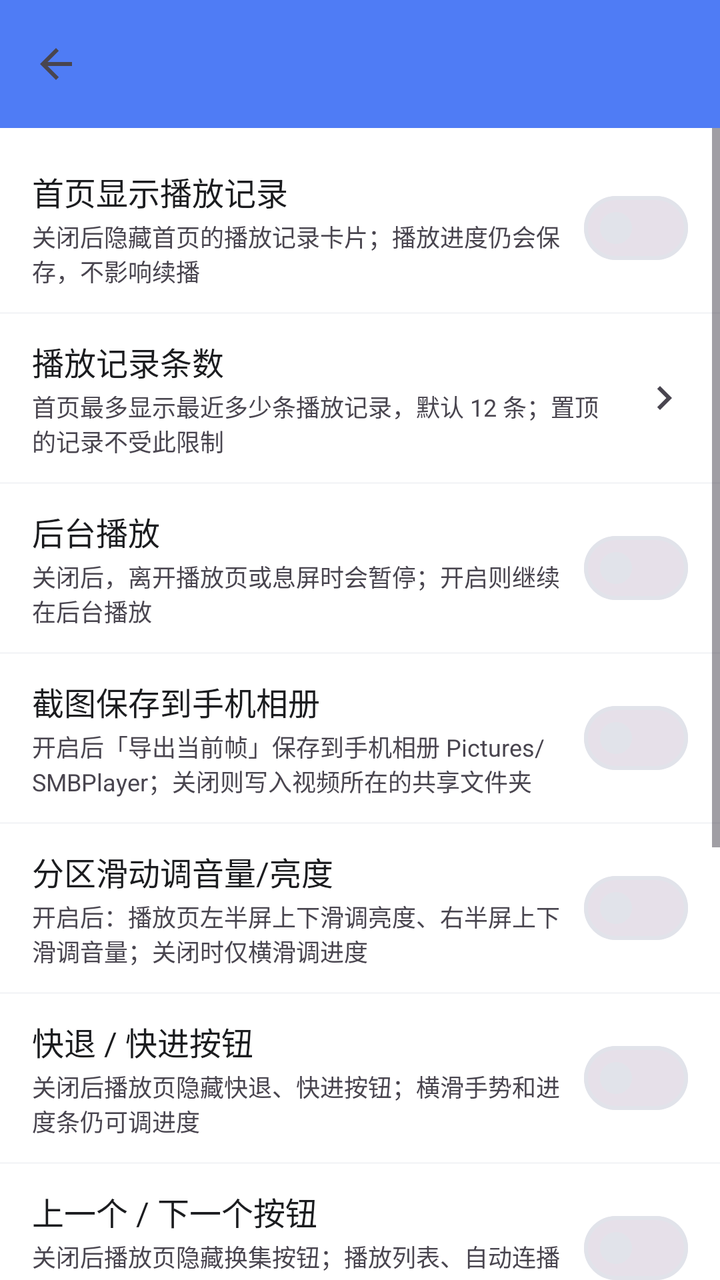
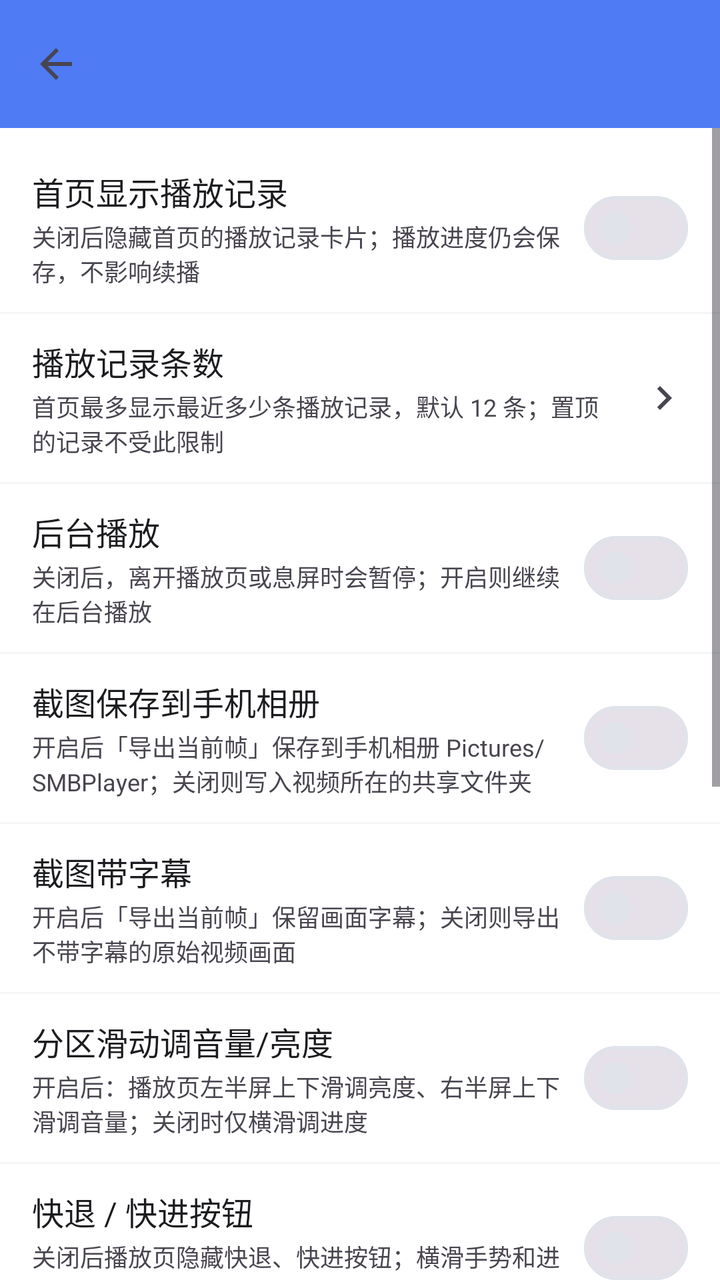

The first picture is an Android layout as it rendered before a commit; the second is the same layout after the commit. The layout source and the unified diff follow.
<!-- AndroidManifest.xml: application theme Theme.SmbPlayer -->
<!-- res/layout/activity_settings.xml -->
<?xml version="1.0" encoding="utf-8"?>
<LinearLayout xmlns:android="http://schemas.android.com/apk/res/android"
    xmlns:app="http://schemas.android.com/apk/res-auto"
    android:layout_width="match_parent"
    android:layout_height="match_parent"
    android:background="?attr/colorSurface"
    android:orientation="vertical">

    <androidx.appcompat.widget.Toolbar
        android:id="@+id/toolbar"
        android:layout_width="match_parent"
        android:layout_height="?attr/actionBarSize"
        android:background="?attr/colorPrimary"
        app:titleTextColor="?attr/colorOnPrimary"
        app:navigationIcon="?attr/homeAsUpIndicator" />

    <ScrollView
        android:layout_width="match_parent"
        android:layout_height="match_parent">

        <LinearLayout
            android:layout_width="match_parent"
            android:layout_height="wrap_content"
            android:orientation="vertical"
            android:paddingTop="8dp">

            
            <LinearLayout
                style="@style/Widget.SmbPlayer.ListItem"
                android:orientation="horizontal">

                <LinearLayout
                    android:layout_width="0dp"
                    android:layout_height="wrap_content"
                    android:layout_weight="1"
                    android:orientation="vertical"
                    android:paddingEnd="12dp">

                    <TextView
                        android:layout_width="wrap_content"
                        android:layout_height="wrap_content"
                        android:text="@string/settings_history_visible"
                        android:textColor="?attr/colorOnSurface"
                        android:textSize="16sp" />

                    <TextView
                        android:layout_width="wrap_content"
                        android:layout_height="wrap_content"
                        android:layout_marginTop="2dp"
                        android:text="@string/settings_history_visible_hint"
                        android:textColor="?attr/colorOnSurfaceVariant"
                        android:textSize="12sp" />
                </LinearLayout>

                <com.google.android.material.materialswitch.MaterialSwitch
                    android:id="@+id/sw_history_visible"
                    android:layout_width="wrap_content"
                    android:layout_height="wrap_content" />
            </LinearLayout>

            <View
                android:layout_width="match_parent"
                android:layout_height="1dp"
                android:alpha="0.3"
                android:background="?attr/colorOutline" />

            
            <LinearLayout
                android:id="@+id/row_history_count"
                style="@style/Widget.SmbPlayer.ListItem"
                android:orientation="horizontal">

                <LinearLayout
                    android:layout_width="0dp"
                    android:layout_height="wrap_content"
                    android:layout_weight="1"
                    android:orientation="vertical"
                    android:paddingEnd="12dp">

                    <TextView
                        android:layout_width="wrap_content"
                        android:layout_height="wrap_content"
                        android:text="@string/settings_history_count"
                        android:textColor="?attr/colorOnSurface"
                        android:textSize="16sp" />

                    <TextView
                        android:layout_width="wrap_content"
                        android:layout_height="wrap_content"
                        android:layout_marginTop="2dp"
                        android:text="@string/settings_history_count_hint"
                        android:textColor="?attr/colorOnSurfaceVariant"
                        android:textSize="12sp" />
                </LinearLayout>

                <TextView
                    android:id="@+id/tv_history_count_value"
                    android:layout_width="wrap_content"
                    android:layout_height="wrap_content"
                    android:layout_marginEnd="4dp"
                    android:textColor="?attr/colorOnSurface"
                    android:textSize="16sp"
                    android:textStyle="bold" />

                <ImageView
                    android:layout_width="24dp"
                    android:layout_height="24dp"
                    android:src="@drawable/ic_chevron_left"
                    android:rotation="180"
                    app:tint="?attr/colorOnSurfaceVariant" />
            </LinearLayout>

            <View
                android:layout_width="match_parent"
                android:layout_height="1dp"
                android:alpha="0.3"
                android:background="?attr/colorOutline" />

            
            <LinearLayout
                style="@style/Widget.SmbPlayer.ListItem"
                android:orientation="horizontal">

                <LinearLayout
                    android:layout_width="0dp"
                    android:layout_height="wrap_content"
                    android:layout_weight="1"
                    android:orientation="vertical"
                    android:paddingEnd="12dp">

                    <TextView
                        android:layout_width="wrap_content"
                        android:layout_height="wrap_content"
                        android:text="@string/settings_background_play"
                        android:textColor="?attr/colorOnSurface"
                        android:textSize="16sp" />

                    <TextView
                        android:layout_width="wrap_content"
                        android:layout_height="wrap_content"
                        android:layout_marginTop="2dp"
                        android:text="@string/settings_background_play_hint"
                        android:textColor="?attr/colorOnSurfaceVariant"
                        android:textSize="12sp" />
                </LinearLayout>

                <com.google.android.material.materialswitch.MaterialSwitch
                    android:id="@+id/sw_background_play"
                    android:layout_width="wrap_content"
                    android:layout_height="wrap_content" />
            </LinearLayout>

            <View
                android:layout_width="match_parent"
                android:layout_height="1dp"
                android:alpha="0.3"
                android:background="?attr/colorOutline" />

            
            <LinearLayout
                style="@style/Widget.SmbPlayer.ListItem"
                android:orientation="horizontal">

                <LinearLayout
                    android:layout_width="0dp"
                    android:layout_height="wrap_content"
                    android:layout_weight="1"
                    android:orientation="vertical"
                    android:paddingEnd="12dp">

                    <TextView
                        android:layout_width="wrap_content"
                        android:layout_height="wrap_content"
                        android:text="@string/settings_frame_save_to_folder"
                        android:textColor="?attr/colorOnSurface"
                        android:textSize="16sp" />

                    <TextView
                        android:layout_width="wrap_content"
                        android:layout_height="wrap_content"
                        android:layout_marginTop="2dp"
                        android:text="@string/settings_frame_save_to_folder_hint"
                        android:textColor="?attr/colorOnSurfaceVariant"
                        android:textSize="12sp" />
                </LinearLayout>

                <com.google.android.material.materialswitch.MaterialSwitch
                    android:id="@+id/sw_frame_save_to_folder"
                    android:layout_width="wrap_content"
                    android:layout_height="wrap_content" />
            </LinearLayout>

            <View
                android:layout_width="match_parent"
                android:layout_height="1dp"
                android:alpha="0.3"
                android:background="?attr/colorOutline" />

            
            <LinearLayout
                style="@style/Widget.SmbPlayer.ListItem"
                android:orientation="horizontal">

                <LinearLayout
                    android:layout_width="0dp"
                    android:layout_height="wrap_content"
                    android:layout_weight="1"
                    android:orientation="vertical"
                    android:paddingEnd="12dp">

                    <TextView
                        android:layout_width="wrap_content"
                        android:layout_height="wrap_content"
                        android:text="@string/settings_zone_volume_brightness"
                        android:textColor="?attr/colorOnSurface"
                        android:textSize="16sp" />

                    <TextView
                        android:layout_width="wrap_content"
                        android:layout_height="wrap_content"
                        android:layout_marginTop="2dp"
                        android:text="@string/settings_zone_volume_brightness_hint"
                        android:textColor="?attr/colorOnSurfaceVariant"
                        android:textSize="12sp" />
                </LinearLayout>

                <com.google.android.material.materialswitch.MaterialSwitch
                    android:id="@+id/sw_zone_volume_brightness"
                    android:layout_width="wrap_content"
                    android:layout_height="wrap_content" />
            </LinearLayout>

            <View
                android:layout_width="match_parent"
                android:layout_height="1dp"
                android:alpha="0.3"
                android:background="?attr/colorOutline" />

            
            <LinearLayout
                style="@style/Widget.SmbPlayer.ListItem"
                android:orientation="horizontal">

                <LinearLayout
                    android:layout_width="0dp"
                    android:layout_height="wrap_content"
                    android:layout_weight="1"
                    android:orientation="vertical"
                    android:paddingEnd="12dp">

                    <TextView
                        android:layout_width="wrap_content"
                        android:layout_height="wrap_content"
                        android:text="@string/settings_show_seek_buttons"
                        android:textColor="?attr/colorOnSurface"
                        android:textSize="16sp" />

                    <TextView
                        android:layout_width="wrap_content"
                        android:layout_height="wrap_content"
                        android:layout_marginTop="2dp"
                        android:text="@string/settings_show_seek_buttons_hint"
                        android:textColor="?attr/colorOnSurfaceVariant"
                        android:textSize="12sp" />
                </LinearLayout>

                <com.google.android.material.materialswitch.MaterialSwitch
                    android:id="@+id/sw_show_seek_buttons"
                    android:layout_width="wrap_content"
                    android:layout_height="wrap_content" />
            </LinearLayout>

            <View
                android:layout_width="match_parent"
                android:layout_height="1dp"
                android:alpha="0.3"
                android:background="?attr/colorOutline" />

            
            <LinearLayout
                style="@style/Widget.SmbPlayer.ListItem"
                android:orientation="horizontal">

                <LinearLayout
                    android:layout_width="0dp"
                    android:layout_height="wrap_content"
                    android:layout_weight="1"
                    android:orientation="vertical"
                    android:paddingEnd="12dp">

                    <TextView
                        android:layout_width="wrap_content"
                        android:layout_height="wrap_content"
                        android:text="@string/settings_show_prev_next_buttons"
                        android:textColor="?attr/colorOnSurface"
                        android:textSize="16sp" />

                    <TextView
                        android:layout_width="wrap_content"
                        android:layout_height="wrap_content"
                        android:layout_marginTop="2dp"
                        android:text="@string/settings_show_prev_next_buttons_hint"
                        android:textColor="?attr/colorOnSurfaceVariant"
                        android:textSize="12sp" />
                </LinearLayout>

                <com.google.android.material.materialswitch.MaterialSwitch
                    android:id="@+id/sw_show_prev_next_buttons"
                    android:layout_width="wrap_content"
                    android:layout_height="wrap_content" />
            </LinearLayout>

            <View
                android:layout_width="match_parent"
                android:layout_height="1dp"
                android:alpha="0.3"
                android:background="?attr/colorOutline" />

            
            <LinearLayout
                style="@style/Widget.SmbPlayer.ListItem"
                android:orientation="horizontal">

                <LinearLayout
                    android:layout_width="0dp"
                    android:layout_height="wrap_content"
                    android:layout_weight="1"
                    android:orientation="vertical"
                    android:paddingEnd="12dp">

                    <TextView
                        android:layout_width="wrap_content"
                        android:layout_height="wrap_content"
                        android:text="@string/settings_show_images"
                        android:textColor="?attr/colorOnSurface"
                        android:textSize="16sp" />

                    <TextView
                        android:layout_width="wrap_content"
                        android:layout_height="wrap_content"
                        android:layout_marginTop="2dp"
                        android:text="@string/settings_show_images_hint"
                        android:textColor="?attr/colorOnSurfaceVariant"
                        android:textSize="12sp" />
                </LinearLayout>

                <com.google.android.material.materialswitch.MaterialSwitch
                    android:id="@+id/sw_show_images"
                    android:layout_width="wrap_content"
                    android:layout_height="wrap_content" />
            </LinearLayout>

            <View
                android:layout_width="match_parent"
                android:layout_height="1dp"
                android:alpha="0.3"
                android:background="?attr/colorOutline" />

            
            <LinearLayout
                style="@style/Widget.SmbPlayer.ListItem"
                android:orientation="horizontal">

                <LinearLayout
                    android:layout_width="0dp"
                    android:layout_height="wrap_content"
                    android:layout_weight="1"
                    android:orientation="vertical"
                    android:paddingEnd="12dp">

                    <TextView
                        android:layout_width="wrap_content"
                        android:layout_height="wrap_content"
                        android:text="@string/settings_show_other_files"
                        android:textColor="?attr/colorOnSurface"
                        android:textSize="16sp" />

                    <TextView
                        android:layout_width="wrap_content"
                        android:layout_height="wrap_content"
                        android:layout_marginTop="2dp"
                        android:text="@string/settings_show_other_files_hint"
                        android:textColor="?attr/colorOnSurfaceVariant"
                        android:textSize="12sp" />
                </LinearLayout>

                <com.google.android.material.materialswitch.MaterialSwitch
                    android:id="@+id/sw_show_other_files"
                    android:layout_width="wrap_content"
                    android:layout_height="wrap_content" />
            </LinearLayout>

            <View
                android:layout_width="match_parent"
                android:layout_height="1dp"
                android:alpha="0.3"
                android:background="?attr/colorOutline" />

            
            <LinearLayout
                android:id="@+id/row_long_press_speed"
                style="@style/Widget.SmbPlayer.ListItem"
                android:orientation="horizontal">

                <LinearLayout
                    android:layout_width="0dp"
                    android:layout_height="wrap_content"
                    android:layout_weight="1"
                    android:orientation="vertical"
                    android:paddingEnd="12dp">

                    <TextView
                        android:layout_width="wrap_content"
                        android:layout_height="wrap_content"
                        android:text="@string/settings_speed_label"
                        android:textColor="?attr/colorOnSurface"
                        android:textSize="16sp" />

                    <TextView
                        android:layout_width="wrap_content"
                        android:layout_height="wrap_content"
                        android:layout_marginTop="2dp"
                        android:text="@string/settings_speed_hint"
                        android:textColor="?attr/colorOnSurfaceVariant"
                        android:textSize="12sp" />
                </LinearLayout>

                <TextView
                    android:id="@+id/tv_long_press_speed_value"
                    android:layout_width="wrap_content"
                    android:layout_height="wrap_content"
                    android:layout_marginEnd="4dp"
                    android:textColor="?attr/colorOnSurface"
                    android:textSize="16sp"
                    android:textStyle="bold" />

                <ImageView
                    android:layout_width="24dp"
                    android:layout_height="24dp"
                    android:src="@drawable/ic_chevron_left"
                    android:rotation="180"
                    app:tint="?attr/colorOnSurfaceVariant" />
            </LinearLayout>

            <View
                android:layout_width="match_parent"
                android:layout_height="1dp"
                android:alpha="0.3"
                android:background="?attr/colorOutline" />

            
            <LinearLayout
                android:id="@+id/row_changelog"
                style="@style/Widget.SmbPlayer.ListItem"
                android:orientation="horizontal">

                <TextView
                    android:layout_width="0dp"
                    android:layout_height="wrap_content"
                    android:layout_weight="1"
                    android:text="@string/action_changelog"
                    android:textColor="?attr/colorOnSurface"
                    android:textSize="16sp" />

                <ImageView
                    android:layout_width="24dp"
                    android:layout_height="24dp"
                    android:src="@drawable/ic_chevron_left"
                    android:rotation="180"
                    app:tint="?attr/colorOnSurfaceVariant" />
            </LinearLayout>
        </LinearLayout>
    </ScrollView>
</LinearLayout>
<!-- resources referenced by this layout -->
<resources>
  <!-- drawable ic_chevron_left (drawable) -->
  <?xml version="1.0" encoding="utf-8"?>
  <vector xmlns:android="http://schemas.android.com/apk/res/android"
      android:width="24dp" android:height="24dp"
      android:viewportWidth="24" android:viewportHeight="24"
      android:tint="?attr/colorControlNormal">
      <path android:fillColor="@android:color/white"
          android:pathData="M15.41,7.41L14,6l-6,6 6,6 1.41,-1.41L10.83,12z" />
  </vector>
  <string name="action_changelog">更新日志</string>
  <string name="settings_background_play">后台播放</string>
  <string name="settings_background_play_hint">关闭后，离开播放页或息屏时会暂停；开启则继续在后台播放</string>
  <string name="settings_frame_save_to_folder">截图保存到手机相册</string>
  <string name="settings_frame_save_to_folder_hint">开启后「导出当前帧」保存到手机相册 Pictures/SMBPlayer；关闭则写入视频所在的共享文件夹</string>
  <string name="settings_history_count">播放记录条数</string>
  <string name="settings_history_count_hint">首页最多显示最近多少条播放记录，默认 12 条；置顶的记录不受此限制</string>
  <string name="settings_history_visible">首页显示播放记录</string>
  <string name="settings_history_visible_hint">关闭后隐藏首页的播放记录卡片；播放进度仍会保存，不影响续播</string>
  <string name="settings_show_images">目录显示图片类文件</string>
  <string name="settings_show_images_hint">开启后在目录里显示 jpg/png/gif 等图片；关闭则隐藏。与「显示其他文件」都关闭时只显示视频</string>
  <string name="settings_show_other_files">目录显示其他类文件</string>
  <string name="settings_show_other_files_hint">开启后显示字幕/文档/压缩包等非视频非图片文件；关闭则隐藏。与「显示图片类文件」都关闭时只显示视频（含 ts/flv/avi 等）</string>
  <string name="settings_show_prev_next_buttons">上一个 / 下一个按钮</string>
  <string name="settings_show_prev_next_buttons_hint">关闭后播放页隐藏换集按钮；播放列表、自动连播和播放进度不受影响</string>
  <string name="settings_show_seek_buttons">快退 / 快进按钮</string>
  <string name="settings_show_seek_buttons_hint">关闭后播放页隐藏快退、快进按钮；横滑手势和进度条仍可调进度</string>
  <string name="settings_speed_hint">播放页长按屏幕时的临时倍速</string>
  <string name="settings_speed_label">长按倍速</string>
  <string name="settings_zone_volume_brightness">分区滑动调音量/亮度</string>
  <string name="settings_zone_volume_brightness_hint">开启后：播放页左半屏上下滑调亮度、右半屏上下滑调音量；关闭时仅横滑调进度</string>
  <style name="Widget.SmbPlayer.ListItem" parent="">
          <item name="android:layout_width">match_parent</item>
          <item name="android:layout_height">wrap_content</item>
          <item name="android:background">?attr/selectableItemBackground</item>
          <item name="android:paddingStart">16dp</item>
          <item name="android:paddingEnd">16dp</item>
          <item name="android:paddingTop">12dp</item>
          <item name="android:paddingBottom">12dp</item>
          <item name="android:minHeight">64dp</item>
          <item name="android:gravity">center_vertical</item>
      </style>
  <style name="Theme.SmbPlayer" parent="Theme.Material3.DayNight.NoActionBar">
          <item name="colorPrimary">@color/primary</item>
          <item name="colorOnPrimary">@color/on_primary</item>
          <item name="colorSecondary">@color/secondary</item>
          <item name="android:colorBackground">@color/background</item>
          <item name="colorSurface">@color/surface</item>
          <item name="colorOnSurface">@color/on_surface</item>
          <item name="colorOutline">@color/outline</item>
          <item name="android:statusBarColor">@color/primary</item>
      </style>
  <color name="primary">#FF4F7CF5</color>
  <color name="on_primary">#FFFFFFFF</color>
  <color name="secondary">#FF26A69A</color>
  <color name="background">#FFF7F8FC</color>
  <color name="surface">#FFFFFFFF</color>
  <color name="on_surface">#FF1B1C1F</color>
  <color name="outline">#FFE1E3EA</color>
</resources>

<!-- the commit's change to res/layout/activity_settings.xml (unified diff, before → after) -->
@@ -211,6 +211,46 @@
                     <TextView
                         android:layout_width="wrap_content"
                         android:layout_height="wrap_content"
+                        android:text="@string/settings_frame_screenshot_subtitles"
+                        android:textColor="?attr/colorOnSurface"
+                        android:textSize="16sp" />
+
+                    <TextView
+                        android:layout_width="wrap_content"
+                        android:layout_height="wrap_content"
+                        android:layout_marginTop="2dp"
+                        android:text="@string/settings_frame_screenshot_subtitles_hint"
+                        android:textColor="?attr/colorOnSurfaceVariant"
+                        android:textSize="12sp" />
+                </LinearLayout>
+
+                <com.google.android.material.materialswitch.MaterialSwitch
+                    android:id="@+id/sw_frame_subtitles"
+                    android:layout_width="wrap_content"
+                    android:layout_height="wrap_content" />
+            </LinearLayout>
+
+            <View
+                android:layout_width="match_parent"
+                android:layout_height="1dp"
+                android:alpha="0.3"
+                android:background="?attr/colorOutline" />
+
+            
+            <LinearLayout
+                style="@style/Widget.SmbPlayer.ListItem"
+                android:orientation="horizontal">
+
+                <LinearLayout
+                    android:layout_width="0dp"
+                    android:layout_height="wrap_content"
+                    android:layout_weight="1"
+                    android:orientation="vertical"
+                    android:paddingEnd="12dp">
+
+                    <TextView
+                        android:layout_width="wrap_content"
+                        android:layout_height="wrap_content"
                         android:text="@string/settings_zone_volume_brightness"
                         android:textColor="?attr/colorOnSurface"
                         android:textSize="16sp" />
<!-- resource entries referenced after the edit -->
@@ -14,6 +14,8 @@
   <string name="settings_background_play_hint">关闭后，离开播放页或息屏时会暂停；开启则继续在后台播放</string>
   <string name="settings_frame_save_to_folder">截图保存到手机相册</string>
   <string name="settings_frame_save_to_folder_hint">开启后「导出当前帧」保存到手机相册 Pictures/SMBPlayer；关闭则写入视频所在的共享文件夹</string>
+  <string name="settings_frame_screenshot_subtitles">截图带字幕</string>
+  <string name="settings_frame_screenshot_subtitles_hint">开启后「导出当前帧」保留画面字幕；关闭则导出不带字幕的原始视频画面</string>
   <string name="settings_history_count">播放记录条数</string>
   <string name="settings_history_count_hint">首页最多显示最近多少条播放记录，默认 12 条；置顶的记录不受此限制</string>
   <string name="settings_history_visible">首页显示播放记录</string>
